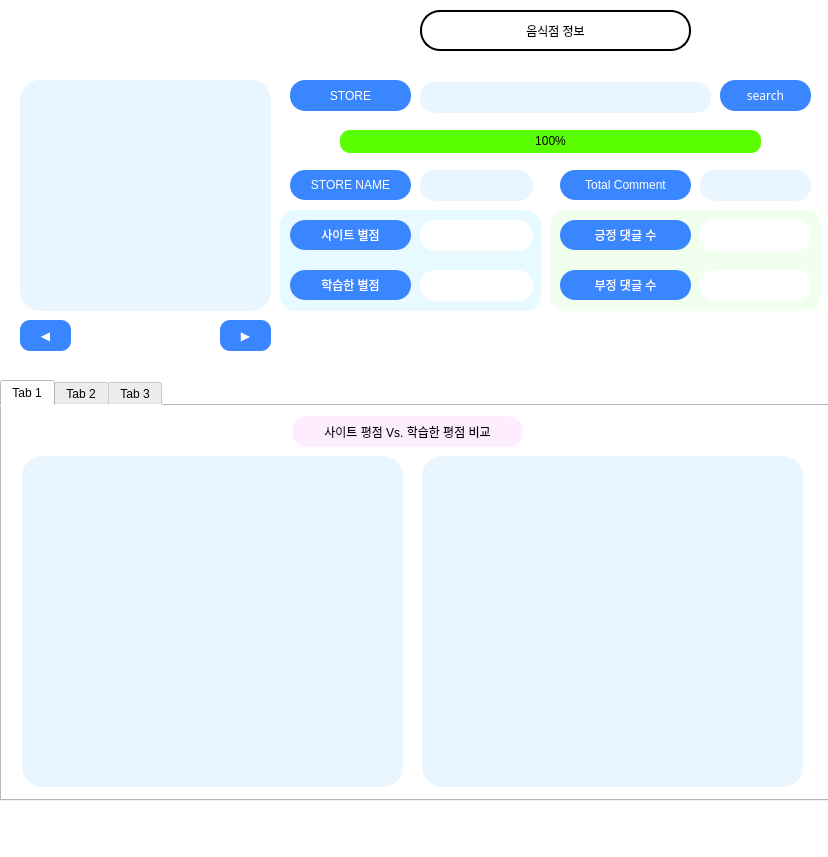
Qt form Page_Gui_Test.ui (loisRK/gp_team) before a commit.
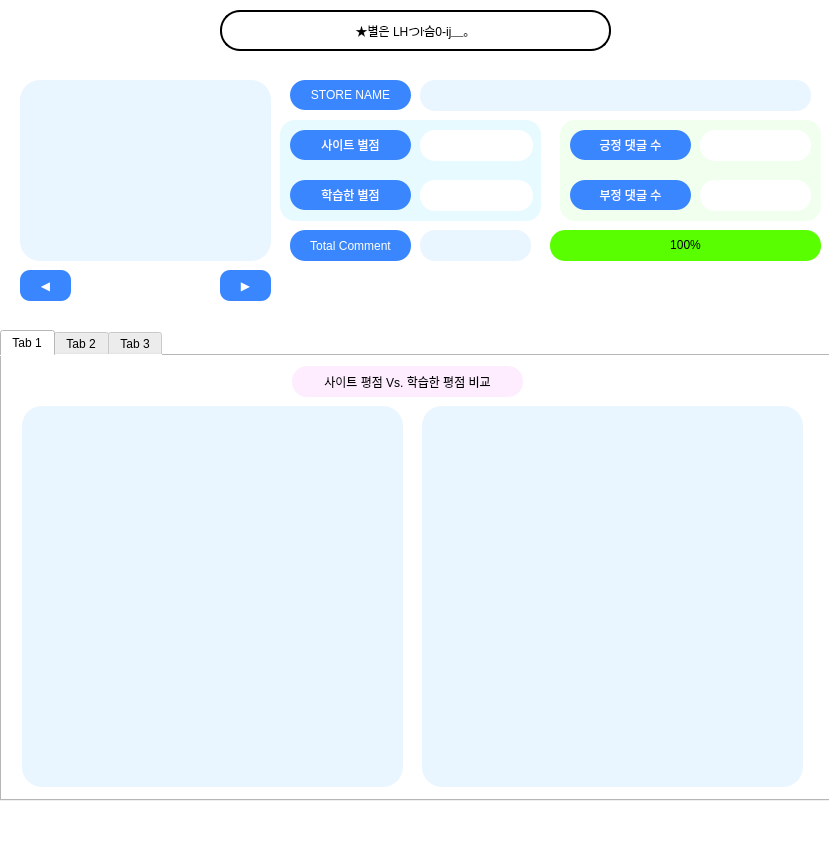
The same form after that commit. The open tabs and pages were chosen to show the change.

Commit message: [GUI] GUI 수정 - 화면 분리

```diff
--- a/Page_Gui_Test.ui
+++ b/Page_Gui_Test.ui
@@ -6,8 +6,8 @@
    <rect>
     <x>0</x>
     <y>0</y>
-    <width>828</width>
-    <height>857</height>
+    <width>829</width>
+    <height>855</height>
    </rect>
   </property>
   <property name="windowTitle">
@@ -21,7 +21,7 @@
     <property name="geometry">
      <rect>
       <x>290</x>
-      <y>170</y>
+      <y>80</y>
       <width>121</width>
       <height>30</height>
      </rect>
@@ -45,7 +45,7 @@
     <property name="geometry">
      <rect>
       <x>290</x>
-      <y>220</y>
+      <y>130</y>
       <width>121</width>
       <height>30</height>
      </rect>
@@ -69,21 +69,32 @@
     <property name="geometry">
      <rect>
       <x>420</x>
-      <y>170</y>
-      <width>113</width>
+      <y>80</y>
+      <width>391</width>
       <height>31</height>
      </rect>
     </property>
     <property name="styleSheet">
      <string notr="true">border-radius: 15px;
-background-color: rgb(233, 245, 255);</string>
+background-color: rgb(233, 245, 255);
+
+
+font: 10pt &quot;Consolas&quot;;
+font: 75 9pt &quot;나눔고딕 ExtraBold&quot;;
+color: black;</string>
+    </property>
+    <property name="text">
+     <string/>
+    </property>
+    <property name="alignment">
+     <set>Qt::AlignCenter</set>
     </property>
    </widget>
    <widget class="QLineEdit" name="Star_Total">
     <property name="geometry">
      <rect>
       <x>420</x>
-      <y>220</y>
+      <y>130</y>
       <width>113</width>
       <height>31</height>
      </rect>
@@ -95,6 +106,12 @@
 font: 75 9pt &quot;나눔고딕 ExtraBold&quot;;
 color: black;</string>
     </property>
+    <property name="text">
+     <string/>
+    </property>
+    <property name="alignment">
+     <set>Qt::AlignCenter</set>
+    </property>
    </widget>
    <widget class="QGraphicsView" name="graphicsView">
     <property name="geometry">
@@ -102,7 +119,7 @@
       <x>20</x>
       <y>80</y>
       <width>251</width>
-      <height>231</height>
+      <height>181</height>
      </rect>
     </property>
     <property name="styleSheet">
@@ -113,24 +130,35 @@
    <widget class="QLineEdit" name="Review_Count_total">
     <property name="geometry">
      <rect>
-      <x>700</x>
-      <y>170</y>
+      <x>420</x>
+      <y>230</y>
       <width>111</width>
       <height>31</height>
      </rect>
     </property>
     <property name="styleSheet">
      <string notr="true">border-radius: 15px;
-background-color: rgb(233, 245, 255);</string>
+background-color: rgb(233, 245, 255);
+
+
+font: 10pt &quot;Consolas&quot;;
+font: 75 9pt &quot;나눔고딕 ExtraBold&quot;;
+color: black;</string>
+    </property>
+    <property name="text">
+     <string/>
+    </property>
+    <property name="alignment">
+     <set>Qt::AlignCenter</set>
     </property>
    </widget>
    <widget class="QLabel" name="label_5">
     <property name="geometry">
      <rect>
-      <x>560</x>
-      <y>170</y>
-      <width>131</width>
-      <height>30</height>
+      <x>290</x>
+      <y>230</y>
+      <width>121</width>
+      <height>31</height>
      </rect>
     </property>
     <property name="styleSheet">
@@ -151,9 +179,9 @@
    <widget class="QLabel" name="label_6">
     <property name="geometry">
      <rect>
-      <x>560</x>
-      <y>270</y>
-      <width>131</width>
+      <x>570</x>
+      <y>180</y>
+      <width>121</width>
       <height>30</height>
      </rect>
     </property>
@@ -176,7 +204,7 @@
     <property name="geometry">
      <rect>
       <x>700</x>
-      <y>220</y>
+      <y>130</y>
       <width>111</width>
       <height>31</height>
      </rect>
@@ -192,13 +220,16 @@
     <property name="text">
      <string/>
     </property>
+    <property name="alignment">
+     <set>Qt::AlignCenter</set>
+    </property>
    </widget>
    <widget class="QLabel" name="label_7">
     <property name="geometry">
      <rect>
-      <x>560</x>
-      <y>220</y>
-      <width>131</width>
+      <x>570</x>
+      <y>130</y>
+      <width>121</width>
       <height>30</height>
      </rect>
     </property>
@@ -221,7 +252,7 @@
     <property name="geometry">
      <rect>
       <x>700</x>
-      <y>270</y>
+      <y>180</y>
       <width>111</width>
       <height>31</height>
      </rect>
@@ -237,77 +268,6 @@
     <property name="text">
      <string/>
     </property>
-   </widget>
-   <widget class="QPushButton" name="Find_Store_Btn">
-    <property name="geometry">
-     <rect>
-      <x>720</x>
-      <y>80</y>
-      <width>91</width>
-      <height>31</height>
-     </rect>
-    </property>
-    <property name="font">
-     <font>
-      <family>나눔고딕 ExtraBold</family>
-      <pointsize>9</pointsize>
-      <weight>9</weight>
-      <italic>false</italic>
-      <bold>false</bold>
-     </font>
-    </property>
-    <property name="styleSheet">
-     <string notr="true">
-font: 10pt &quot;Consolas&quot;;
-font: 75 9pt &quot;나눔고딕 ExtraBold&quot;;
-color: white;
-	background-color: rgb(58, 134, 255);
-	border-radius: 15px;</string>
-    </property>
-    <property name="text">
-     <string>search</string>
-    </property>
-   </widget>
-   <widget class="QLineEdit" name="Input_Store">
-    <property name="geometry">
-     <rect>
-      <x>420</x>
-      <y>82</y>
-      <width>291</width>
-      <height>31</height>
-     </rect>
-    </property>
-    <property name="styleSheet">
-     <string notr="true">border-radius: 15px;
-background-color: rgb(233, 245, 255);
-font: 10pt &quot;Consolas&quot;;
-font: 75 9pt &quot;나눔고딕 ExtraBold&quot;;
-color: black;</string>
-    </property>
-    <property name="text">
-     <string/>
-    </property>
-   </widget>
-   <widget class="QLabel" name="label_8">
-    <property name="geometry">
-     <rect>
-      <x>290</x>
-      <y>80</y>
-      <width>121</width>
-      <height>31</height>
-     </rect>
-    </property>
-    <property name="styleSheet">
-     <string notr="true">
-font: 10pt &quot;Consolas&quot;;
-font: 75 9pt &quot;나눔고딕 ExtraBold&quot;;
-color: white;
-	background-color: rgb(58, 134, 255);
-	border-radius: 15px;</string>
-    </property>
-    <property name="text">
-     <string>STORE</string>
-    </property>
     <property name="alignment">
      <set>Qt::AlignCenter</set>
     </property>
@@ -315,15 +275,15 @@
    <widget class="QProgressBar" name="progressBar">
     <property name="geometry">
      <rect>
-      <x>340</x>
-      <y>130</y>
-      <width>421</width>
-      <height>23</height>
+      <x>550</x>
+      <y>230</y>
+      <width>271</width>
+      <height>31</height>
      </rect>
     </property>
     <property name="styleSheet">
      <string notr="true">font: 75 9pt &quot;나눔고딕 ExtraBold&quot;;
-border-radius : 10px;
+border-radius : 15px;
 background-color: rgb(89, 255, 0);</string>
     </property>
     <property name="minimum">
@@ -340,7 +300,7 @@
     <property name="geometry">
      <rect>
       <x>20</x>
-      <y>320</y>
+      <y>270</y>
       <width>51</width>
       <height>31</height>
      </rect>
@@ -361,7 +321,7 @@
     <property name="geometry">
      <rect>
       <x>220</x>
-      <y>320</y>
+      <y>270</y>
       <width>51</width>
       <height>31</height>
      </rect>
@@ -382,9 +342,9 @@
     <property name="geometry">
      <rect>
       <x>0</x>
-      <y>380</y>
+      <y>330</y>
       <width>831</width>
-      <height>421</height>
+      <height>471</height>
      </rect>
     </property>
     <property name="autoFillBackground">
@@ -434,7 +394,7 @@
         <x>20</x>
         <y>50</y>
         <width>381</width>
-        <height>331</height>
+        <height>381</height>
        </rect>
       </property>
       <property name="styleSheet">
@@ -448,7 +408,7 @@
         <x>420</x>
         <y>50</y>
         <width>381</width>
-        <height>331</height>
+        <height>381</height>
        </rect>
       </property>
       <property name="styleSheet">
@@ -636,7 +596,7 @@
     <property name="geometry">
      <rect>
       <x>420</x>
-      <y>270</y>
+      <y>180</y>
       <width>113</width>
       <height>31</height>
      </rect>
@@ -650,12 +610,15 @@
     <property name="text">
      <string/>
     </property>
+    <property name="alignment">
+     <set>Qt::AlignCenter</set>
+    </property>
    </widget>
    <widget class="QLabel" name="label_9">
     <property name="geometry">
      <rect>
       <x>290</x>
-      <y>270</y>
+      <y>180</y>
       <width>121</width>
       <height>30</height>
      </rect>
@@ -678,9 +641,9 @@
    <widget class="QLabel" name="label_15">
     <property name="geometry">
      <rect>
-      <x>420</x>
+      <x>220</x>
       <y>10</y>
-      <width>271</width>
+      <width>391</width>
       <height>41</height>
      </rect>
     </property>
@@ -693,7 +656,7 @@
 </string>
     </property>
     <property name="text">
-     <string>음식점 정보</string>
+     <string>★별은 LHつŀ슴0-ĳ＿。</string>
     </property>
     <property name="alignment">
      <set>Qt::AlignCenter</set>
@@ -703,7 +666,7 @@
     <property name="geometry">
      <rect>
       <x>280</x>
-      <y>210</y>
+      <y>120</y>
       <width>261</width>
       <height>101</height>
      </rect>
@@ -723,9 +686,9 @@
    <widget class="QFrame" name="frame_2">
     <property name="geometry">
      <rect>
-      <x>550</x>
-      <y>210</y>
-      <width>271</width>
+      <x>560</x>
+      <y>120</y>
+      <width>261</width>
       <height>101</height>
      </rect>
     </property>
```
Left out of the diff: 34 changed lines with no effect on the pictures. The commit also changes 4 other files.
